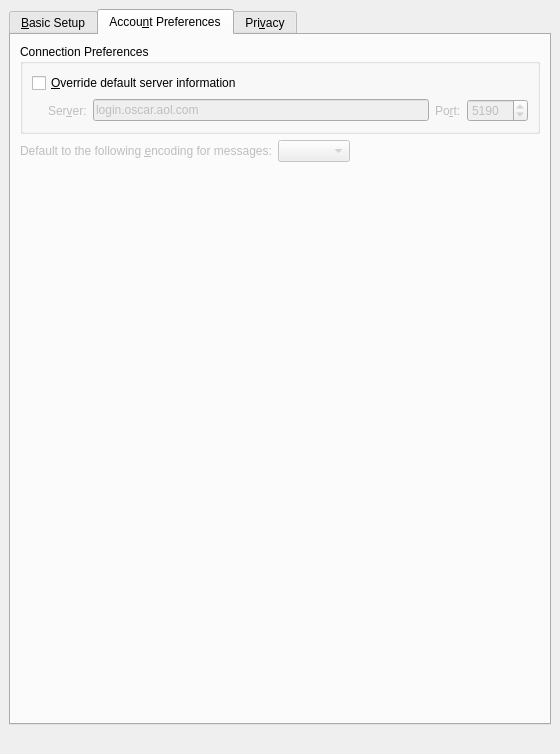
This is protocols/oscar/aim/ui/aimeditaccountui.ui in KDE/kopete as Qt 5 draws it before an edit. The edited form follows.
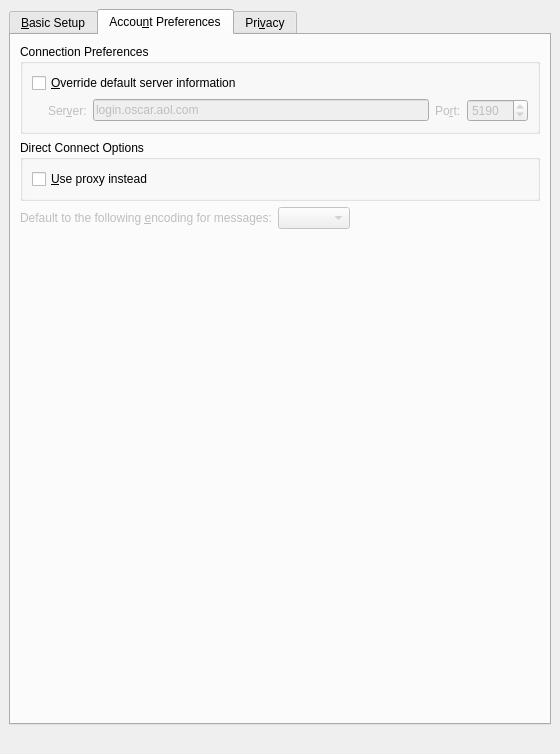
This is the edited form. The open tabs and pages were chosen to show the change. Custom widgets are drawn as their Qt base class.

Commit message: AIM account UI has a thingy to set whether a proxy is needed.

```diff
--- a/protocols/oscar/aim/ui/aimeditaccountui.ui
+++ b/protocols/oscar/aim/ui/aimeditaccountui.ui
@@ -358,6 +358,34 @@
        </layout>
       </widget>
      </item>
+     <item>
+      <widget class="QGroupBox" name="groupBox_4" >
+       <property name="title" >
+        <string>Direct Connect Options</string>
+       </property>
+       <layout class="QVBoxLayout" >
+        <property name="margin" >
+         <number>9</number>
+        </property>
+        <property name="spacing" >
+         <number>6</number>
+        </property>
+        <item>
+         <widget class="QCheckBox" name="chkFileProxy" >
+          <property name="toolTip" >
+           <string>Use AOL proxy server instead of direct connections. If you're behind a router that you don't control, you'll probably want this.</string>
+          </property>
+          <property name="whatsThis" >
+           <string>Use the AOL proxy server for things that would normally need a direct connection, like file transfers. You'll want this if there's a firewall or router that blocks connections to your computer and you can't get unblocked. If a direct connection fails, a proxy connection will be tried regardless of this setting.</string>
+          </property>
+          <property name="text" >
+           <string>&amp;Use proxy instead</string>
+          </property>
+         </widget>
+        </item>
+       </layout>
+      </widget>
+     </item>
      <item>
       <layout class="QHBoxLayout" >
        <property name="margin" >
```
The commit also changes 5 other files.
